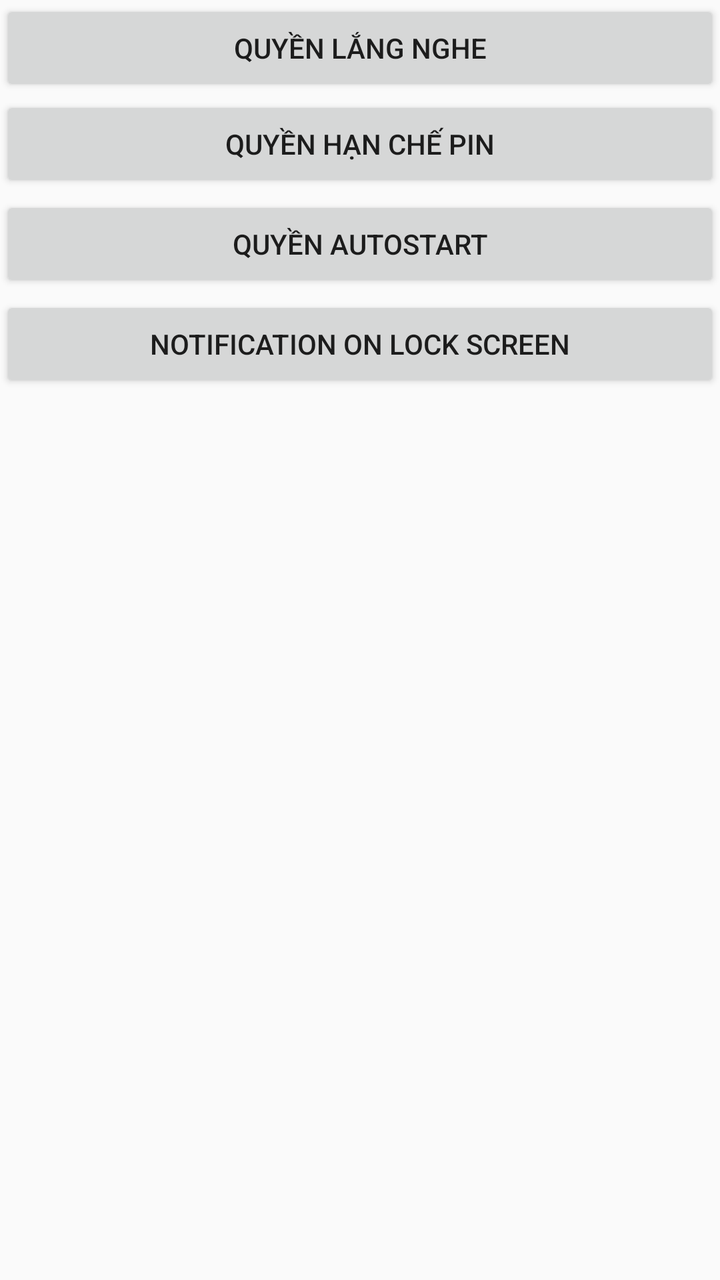
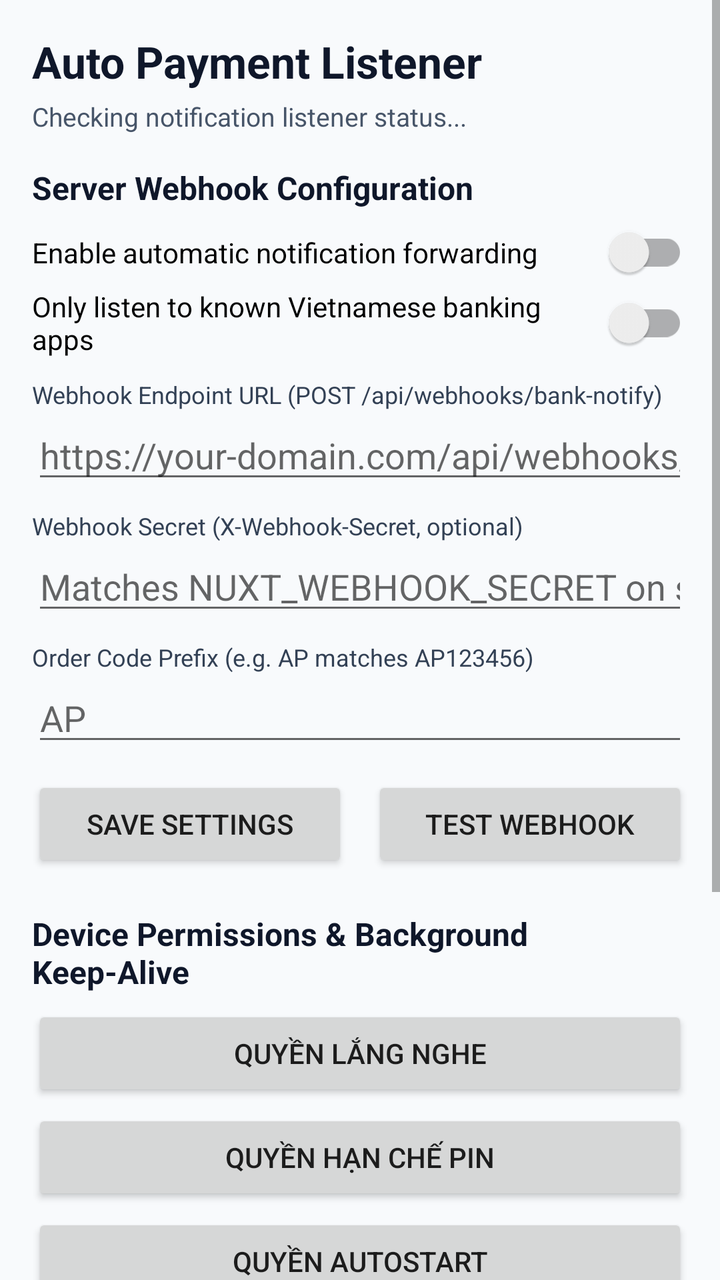

Two renders of the same Android screen: before a commit and after it. Below are the layout's source before the change and the commit's diff.
<!-- AndroidManifest.xml: activity theme Theme.AppCompat.Light.NoActionBar -->
<!-- res/layout/activity_setting.xml -->
<?xml version="1.0" encoding="utf-8"?>
<androidx.constraintlayout.widget.ConstraintLayout xmlns:android="http://schemas.android.com/apk/res/android"
    xmlns:app="http://schemas.android.com/apk/res-auto"
    xmlns:tools="http://schemas.android.com/tools"
    android:layout_width="match_parent"
    android:layout_height="match_parent"
    tools:context=".SettingActivity">

    <LinearLayout
        android:layout_width="match_parent"
        android:layout_height="match_parent"
        android:orientation="vertical">

        <Button
            android:id="@+id/button1"
            android:layout_width="match_parent"
            android:layout_height="wrap_content"
            android:onClick="settingPermission"
            android:text="@string/btn_setting_permission"
            tools:layout_editor_absoluteX="177dp"
            tools:layout_editor_absoluteY="356dp" />

        <Button
            android:id="@+id/button2"
            android:layout_width="match_parent"
            android:layout_height="wrap_content"
            android:layout_marginBottom="2dp"
            android:onClick="permissionBattery"
            android:text="@string/btn_setting_battery"
            tools:layout_editor_absoluteX="377dp"
            tools:layout_editor_absoluteY="356dp" />

        <Button
            android:id="@+id/button3"
            android:layout_width="match_parent"
            android:layout_height="wrap_content"
            android:layout_marginBottom="2dp"
            android:onClick="checkAutoStartPermission"
            android:text="@string/btn_setting_autorestart"
            tools:layout_editor_absoluteX="377dp"
            tools:layout_editor_absoluteY="356dp" />

        <Button
            android:id="@+id/button4"
            android:layout_width="match_parent"
            android:layout_height="wrap_content"
            android:layout_marginBottom="2dp"
            android:onClick="notifyOnLockScreenPermission"
            android:text="@string/btn_notify_on_lock_screen"
            tools:layout_editor_absoluteX="377dp"
            tools:layout_editor_absoluteY="356dp" />

    </LinearLayout>

</androidx.constraintlayout.widget.ConstraintLayout>
<!-- resources referenced by this layout -->
<resources>
  <string name="btn_notify_on_lock_screen">Notification On Lock Screen</string>
  <string name="btn_setting_autorestart">Quyền autostart</string>
  <string name="btn_setting_battery">Quyền hạn chế pin</string>
  <string name="btn_setting_permission">Quyền lắng nghe</string>
</resources>

<!-- the commit's change to res/layout/activity_setting.xml (unified diff, before → after) -->
@@ -1,55 +1,219 @@
 <?xml version="1.0" encoding="utf-8"?>
-<androidx.constraintlayout.widget.ConstraintLayout xmlns:android="http://schemas.android.com/apk/res/android"
-    xmlns:app="http://schemas.android.com/apk/res-auto"
+<ScrollView xmlns:android="http://schemas.android.com/apk/res/android"
     xmlns:tools="http://schemas.android.com/tools"
     android:layout_width="match_parent"
     android:layout_height="match_parent"
+    android:background="#F8FAFC"
     tools:context=".SettingActivity">
 
     <LinearLayout
         android:layout_width="match_parent"
-        android:layout_height="match_parent"
-        android:orientation="vertical">
+        android:layout_height="wrap_content"
+        android:orientation="vertical"
+        android:padding="16dp">
+
+        <TextView
+            android:layout_width="match_parent"
+            android:layout_height="wrap_content"
+            android:text="Auto Payment Listener"
+            android:textColor="#0F172A"
+            android:textSize="22sp"
+            android:textStyle="bold" />
+
+        <TextView
+            android:id="@+id/tvPermissionStatus"
+            android:layout_width="match_parent"
+            android:layout_height="wrap_content"
+            android:layout_marginTop="4dp"
+            android:layout_marginBottom="16dp"
+            android:text="Checking notification listener status..."
+            android:textColor="#475569"
+            android:textSize="13sp" />
+
+        
+        <TextView
+            android:layout_width="match_parent"
+            android:layout_height="wrap_content"
+            android:text="Server Webhook Configuration"
+            android:textColor="#0F172A"
+            android:textSize="16sp"
+            android:textStyle="bold" />
+
+        <androidx.appcompat.widget.SwitchCompat
+            android:id="@+id/swListeningEnabled"
+            android:layout_width="match_parent"
+            android:layout_height="wrap_content"
+            android:layout_marginTop="8dp"
+            android:text="Enable automatic notification forwarding" />
+
+        <androidx.appcompat.widget.SwitchCompat
+            android:id="@+id/swOnlyKnownBanks"
+            android:layout_width="match_parent"
+            android:layout_height="wrap_content"
+            android:layout_marginTop="4dp"
+            android:text="Only listen to known Vietnamese banking apps" />
+
+        <TextView
+            android:layout_width="match_parent"
+            android:layout_height="wrap_content"
+            android:layout_marginTop="10dp"
+            android:text="Webhook Endpoint URL (POST /api/webhooks/bank-notify)"
+            android:textColor="#334155"
+            android:textSize="12sp" />
+
+        <EditText
+            android:id="@+id/etWebhookUrl"
+            android:layout_width="match_parent"
+            android:layout_height="wrap_content"
+            android:hint="https://your-domain.com/api/webhooks/bank-notify"
+            android:inputType="textUri"
+            android:singleLine="true" />
+
+        <TextView
+            android:layout_width="match_parent"
+            android:layout_height="wrap_content"
+            android:layout_marginTop="8dp"
+            android:text="Webhook Secret (X-Webhook-Secret, optional)"
+            android:textColor="#334155"
+            android:textSize="12sp" />
+
+        <EditText
+            android:id="@+id/etWebhookSecret"
+            android:layout_width="match_parent"
+            android:layout_height="wrap_content"
+            android:hint="Matches NUXT_WEBHOOK_SECRET on server"
+            android:inputType="textPassword"
+            android:singleLine="true" />
+
+        <TextView
+            android:layout_width="match_parent"
+            android:layout_height="wrap_content"
+            android:layout_marginTop="8dp"
+            android:text="Order Code Prefix (e.g. AP matches AP123456)"
+            android:textColor="#334155"
+            android:textSize="12sp" />
+
+        <EditText
+            android:id="@+id/etOrderPrefix"
+            android:layout_width="match_parent"
+            android:layout_height="wrap_content"
+            android:hint="AP"
+            android:inputType="textCapCharacters"
+            android:singleLine="true" />
+
+        <LinearLayout
+            android:layout_width="match_parent"
+            android:layout_height="wrap_content"
+            android:layout_marginTop="10dp"
+            android:orientation="horizontal">
+
+            <Button
+                android:id="@+id/btnSaveConfig"
+                android:layout_width="0dp"
+                android:layout_height="wrap_content"
+                android:layout_marginEnd="6dp"
+                android:layout_weight="1"
+                android:onClick="saveConfiguration"
+                android:text="Save Settings" />
+
+            <Button
+                android:id="@+id/btnTestWebhook"
+                android:layout_width="0dp"
+                android:layout_height="wrap_content"
+                android:layout_marginStart="6dp"
+                android:layout_weight="1"
+                android:onClick="sendTestWebhook"
+                android:text="Test Webhook" />
+        </LinearLayout>
+
+        
+        <TextView
+            android:layout_width="match_parent"
+            android:layout_height="wrap_content"
+            android:layout_marginTop="20dp"
+            android:layout_marginBottom="6dp"
+            android:text="Device Permissions &amp; Background Keep-Alive"
+            android:textColor="#0F172A"
+            android:textSize="16sp"
+            android:textStyle="bold" />
 
         <Button
             android:id="@+id/button1"
             android:layout_width="match_parent"
             android:layout_height="wrap_content"
             android:onClick="settingPermission"
-            android:text="@string/btn_setting_permission"
-            tools:layout_editor_absoluteX="177dp"
-            tools:layout_editor_absoluteY="356dp" />
+            android:text="@string/btn_setting_permission" />
 
         <Button
             android:id="@+id/button2"
             android:layout_width="match_parent"
             android:layout_height="wrap_content"
-            android:layout_marginBottom="2dp"
+            android:layout_marginTop="4dp"
             android:onClick="permissionBattery"
-            android:text="@string/btn_setting_battery"
-            tools:layout_editor_absoluteX="377dp"
-            tools:layout_editor_absoluteY="356dp" />
+            android:text="@string/btn_setting_battery" />
 
         <Button
             android:id="@+id/button3"
             android:layout_width="match_parent"
             android:layout_height="wrap_content"
-            android:layout_marginBottom="2dp"
+            android:layout_marginTop="4dp"
             android:onClick="checkAutoStartPermission"
-            android:text="@string/btn_setting_autorestart"
-            tools:layout_editor_absoluteX="377dp"
-            tools:layout_editor_absoluteY="356dp" />
+            android:text="@string/btn_setting_autorestart" />
 
         <Button
             android:id="@+id/button4"
             android:layout_width="match_parent"
             android:layout_height="wrap_content"
-            android:layout_marginBottom="2dp"
+            android:layout_marginTop="4dp"
             android:onClick="notifyOnLockScreenPermission"
-            android:text="@string/btn_notify_on_lock_screen"
-            tools:layout_editor_absoluteX="377dp"
-            tools:layout_editor_absoluteY="356dp" />
+            android:text="@string/btn_notify_on_lock_screen" />
+
+        
+        <LinearLayout
+            android:layout_width="match_parent"
+            android:layout_height="wrap_content"
+            android:layout_marginTop="20dp"
+            android:gravity="center_vertical"
+            android:orientation="horizontal">
+
+            <TextView
+                android:layout_width="0dp"
+                android:layout_height="wrap_content"
+                android:layout_weight="1"
+                android:text="Recent Matched Payments"
+                android:textColor="#0F172A"
+                android:textSize="16sp"
+                android:textStyle="bold" />
+
+            <Button
+                android:id="@+id/btnRefreshLogs"
+                android:layout_width="wrap_content"
+                android:layout_height="wrap_content"
+                android:onClick="refreshLogs"
+                android:text="Refresh" />
+
+            <Button
+                android:id="@+id/btnClearLogs"
+                android:layout_width="wrap_content"
+                android:layout_height="wrap_content"
+                android:layout_marginStart="6dp"
+                android:onClick="clearLogs"
+                android:text="Clear" />
+        </LinearLayout>
+
+        <TextView
+            android:id="@+id/tvActivityLogs"
+            android:layout_width="match_parent"
+            android:layout_height="wrap_content"
+            android:layout_marginTop="8dp"
+            android:background="#0F172A"
+            android:fontFamily="monospace"
+            android:minHeight="120dp"
+            android:padding="12dp"
+            android:text="No matched payment notifications yet."
+            android:textColor="#E2E8F0"
+            android:textSize="12sp" />
 
     </LinearLayout>
 
-</androidx.constraintlayout.widget.ConstraintLayout>
+</ScrollView>
